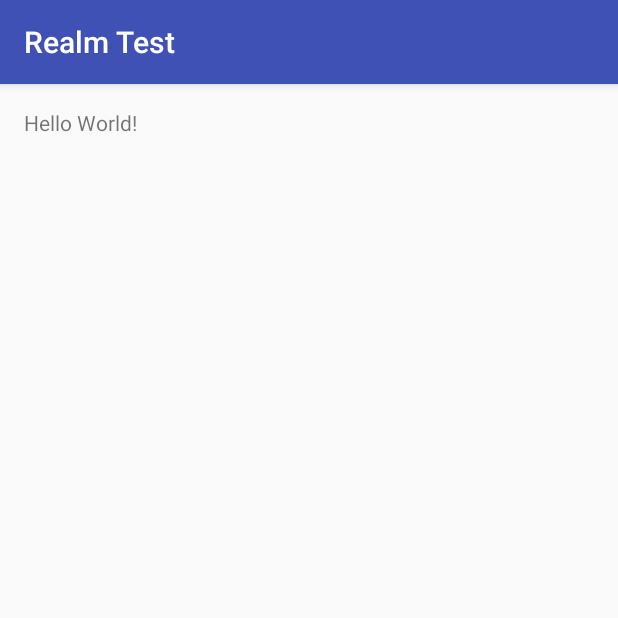
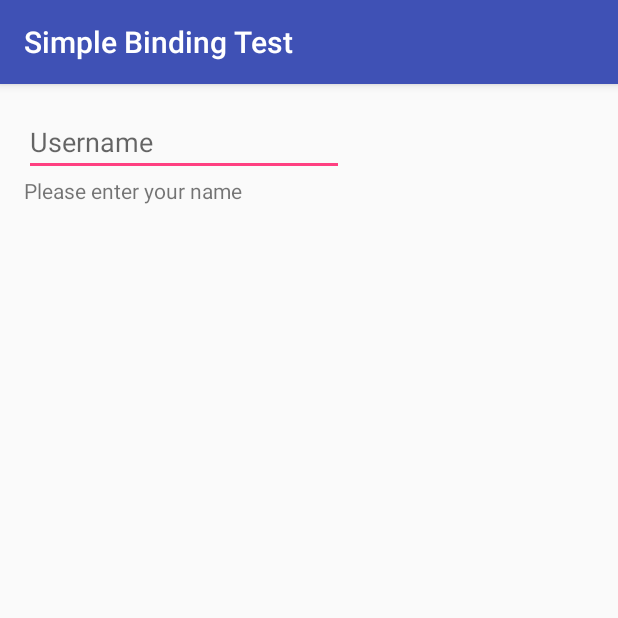
Before and after one commit to Hikari9/RealmTest, an Android app: the screen it shows after launch (MainActivity), on a phone screen of 412 x 824 dp, the top half of it. Run offline under Robolectric (Android 15) with nearby library versions, the phone set to English and light mode, and no system bars; our stand-ins replace data binding.

Commit message:
Added simple binding test.

```diff
--- a/app/build.gradle
+++ b/app/build.gradle
@@ -1,5 +1,5 @@
 apply plugin: 'com.android.application'
-apply plugin: 'realm-android'
+//apply plugin: 'realm-android'
 
 android {
     compileSdkVersion 25
--- a/app/src/main/java/io/hikari9/realmtest/MainActivity.java
+++ b/app/src/main/java/io/hikari9/realmtest/MainActivity.java
@@ -1,16 +1,27 @@
 package io.hikari9.realmtest;
 
+import android.databinding.DataBindingUtil;
+import android.os.Bundle;
+import android.support.v7.app.ActionBar;
 import android.support.v7.app.AppCompatActivity;
-import android.os.Bundle;
+import android.text.Editable;
+import android.text.TextWatcher;
 
-import io.realm.Realm;
+import io.hikari9.realmtest.databinding.ActivityMainBinding;
+import io.hikari9.realmtest.presenters.ActivityMainPresenter;
 
 public class MainActivity extends AppCompatActivity {
+
+    ActivityMainBinding binding;
 
     @Override
     protected void onCreate(Bundle savedInstanceState) {
         super.onCreate(savedInstanceState);
-        setContentView(R.layout.activity_main);
-        Realm.init(this);
+
+        // set the binding
+        binding = DataBindingUtil.setContentView(this, R.layout.activity_main); // replaces setContentView
+        binding.setPresenter(new ActivityMainPresenter());
+
     }
+
 }
--- /dev/null
+++ b/app/src/main/java/io/hikari9/realmtest/presenters/ActivityMainPresenter.java
@@ -0,0 +1,10 @@
+package io.hikari9.realmtest.presenters;
+
+import android.databinding.BaseObservable;
+import android.databinding.ObservableField;
+
+import io.hikari9.realmtest.models.User;
+
+public class ActivityMainPresenter {
+    public ObservableField<String> username = new ObservableField<>();
+}
--- a/app/src/main/java/io/hikari9/realmtest/schema/User.java
+++ /dev/null
@@ -1,4 +0,0 @@
-package io.hikari9.realmtest.schema;
-
-public class User extends RealmObje{
-}
--- a/app/src/main/res/layout/activity_main.xml
+++ b/app/src/main/res/layout/activity_main.xml
@@ -1,18 +1,33 @@
 <?xml version="1.0" encoding="utf-8"?>
-<RelativeLayout
+<layout
     xmlns:android="http://schemas.android.com/apk/res/android"
-    xmlns:tools="http://schemas.android.com/tools"
+    xmlns:tools="http://schemas.android.com/tools">
+    <data>
+        <variable name="presenter" type="io.hikari9.realmtest.presenters.ActivityMainPresenter"/>
+    </data>
+    <LinearLayout
         android:id="@+id/activity_main"
         android:layout_width="match_parent"
         android:layout_height="match_parent"
+        android:orientation="vertical"
         android:paddingBottom="@dimen/activity_vertical_margin"
         android:paddingLeft="@dimen/activity_horizontal_margin"
         android:paddingRight="@dimen/activity_horizontal_margin"
         android:paddingTop="@dimen/activity_vertical_margin"
         tools:context="io.hikari9.realmtest.MainActivity">
 
+        <EditText
+            android:layout_width="wrap_content"
+            android:layout_height="wrap_content"
+            android:inputType="textPersonName"
+            android:hint="Username"
+            android:id="@+id/username"
+            android:text='@={presenter.username}'
+            android:ems="10"/>
         <TextView
             android:layout_width="wrap_content"
             android:layout_height="wrap_content"
-        android:text="Hello World!"/>
-</RelativeLayout>
+            android:text='@{presenter.username != null &amp;&amp; presenter.username.length() != 0 ? "Welcome, " + presenter.username : "Please enter your name"}'/>
+    </LinearLayout>
+
+</layout>
```
Also changed, not shown: app/src/main/AndroidManifest.xml (+3 -4 lines), app/src/main/java/io/hikari9/realmtest/models/User.java (added, +16 -0 lines), app/src/main/java/io/hikari9/realmtest/schema/BankAccount.java (deleted, +0 -8 lines). Lines whose indentation alone changed are shown as unchanged.
